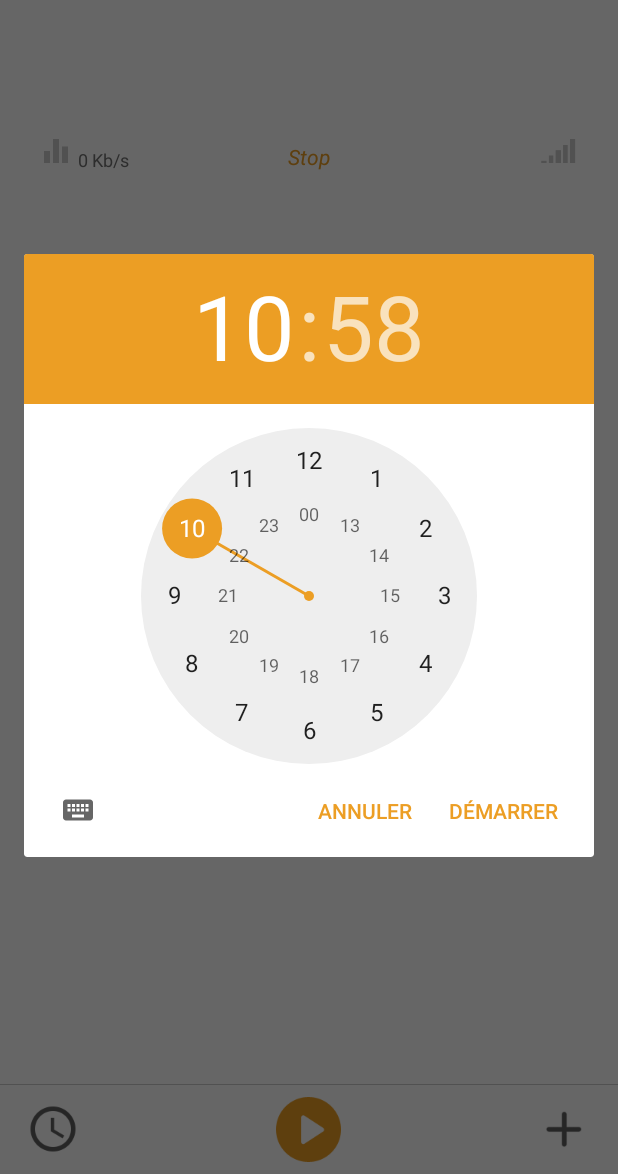
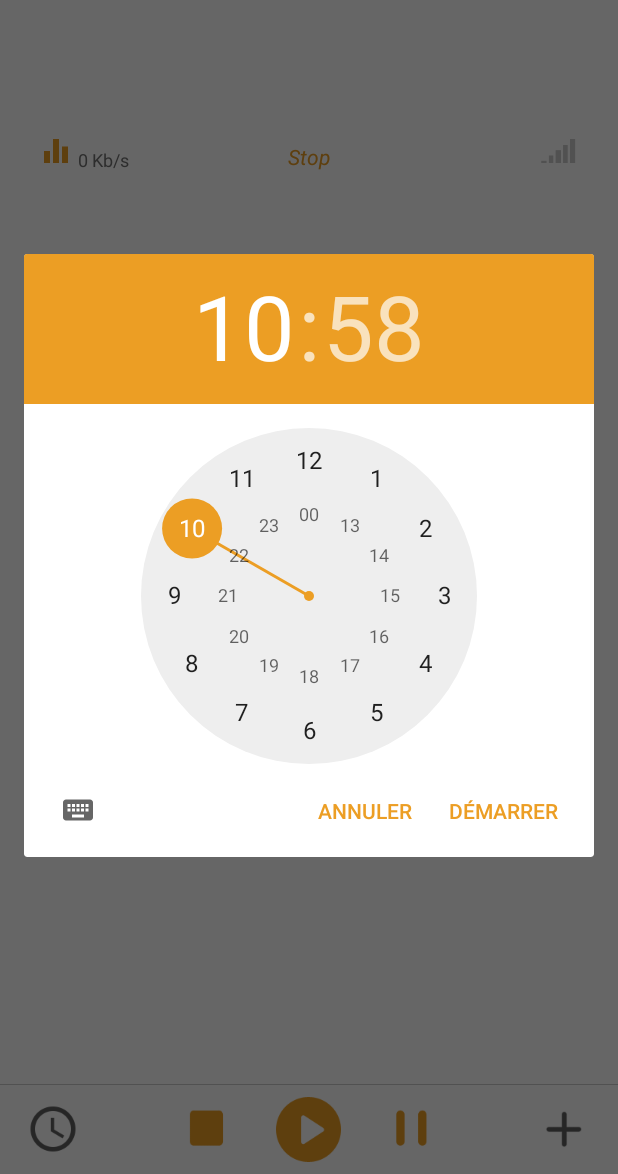
Before and after one commit to Im7an/Radio2, an Android app: the screen it shows after launch (MainActivity), after a tap on an icon or button, on a phone screen of 412 x 824 dp, the part 62-1236 px from its top. Run offline under Robolectric (Android 15) with nearby library versions, the phone set to English and light mode, and no system bars.

Commit message:
add play/pause/stop button, highlight current radio, screenshot

```diff
--- a/app/src/main/java/org/oucho/radio2/MainActivity.java
+++ b/app/src/main/java/org/oucho/radio2/MainActivity.java
@@ -89,6 +89,7 @@ public class MainActivity extends AppCompatActivity
 
     private static final String PLAY = "play";
     private static final String STOP = "stop";
+    private static final String PAUSE = "pause";
     private static final String RESTART = "restart";
 
     private static final String STATE = "org.oucho.radio2.STATE";
@@ -113,7 +114,6 @@ public class MainActivity extends AppCompatActivity
 
     private Etat_player Etat_player_Receiver;
     private boolean isRegistered = false;
-
 
 
    /* **********************************************************************************************
@@ -188,10 +188,11 @@ public class MainActivity extends AppCompatActivity
 
         this.findViewById(R.id.add).setOnClickListener(this);
         this.findViewById(R.id.timer).setOnClickListener(this);
+
+        this.findViewById(R.id.stop).setOnClickListener(this);
         this.findViewById(R.id.play).setOnClickListener(this);
+        this.findViewById(R.id.pause).setOnClickListener(this);
 
-
-        updateListView();
 
         getBitRate();
         volume();
@@ -242,6 +243,16 @@ public class MainActivity extends AppCompatActivity
             isRegistered = true;
         }
 
+
+        if (State.isStopped()) {
+
+            TextView status = (TextView) findViewById(R.id.etat);
+
+            etat_lecture = "Stop";
+            status.setText(etat_lecture);
+        }
+
+
         if (running)
             showTimeEcran();
     }
@@ -285,6 +296,8 @@ public class MainActivity extends AppCompatActivity
 
                 nom_radio = intent.getStringExtra("name");
 
+                updateListView();
+
                 updateNomRadio();
 
                 updatePlayPause();
@@ -324,15 +337,14 @@ public class MainActivity extends AppCompatActivity
     @SuppressWarnings("ConstantConditions")
     private void updatePlayPause() {
         ImageView equalizer = (ImageView) findViewById(R.id.icon_equalizer);
-        ImageView button = (ImageView) findViewById(R.id.play);
 
-        if ("Stop".equals(etat_lecture)) {
+        if (State.isStopped() && State.isWantPlaying()) {
             equalizer.setBackground(getDrawable(R.drawable.ic_equalizer0));
-            button.setImageResource(R.drawable.musicplayer_play);
 
         } else {
+
             equalizer.setBackground(getDrawable(R.drawable.ic_equalizer1));
-            button.setImageResource(R.drawable.musicplayer_pause);
+
         }
     }
 
@@ -417,6 +429,12 @@ public class MainActivity extends AppCompatActivity
         Intent player = new Intent(this, PlayerService.class);
 
         switch (v.getId()) {
+
+            case R.id.stop:
+                player.putExtra("action", STOP);
+                startService(player);
+                break;
+
             case R.id.play:
                 switch (etat_lecture) {
                     case "Stop":
@@ -429,8 +447,20 @@ public class MainActivity extends AppCompatActivity
                         startService(player);
                         break;
 
+                    default:
+                        break;
+                }
+                break;
+
+            case R.id.pause:
+                switch (etat_lecture) {
                     case "Lecture":
-                        player.putExtra("action", STOP);
+                        player.putExtra("action", PAUSE);
+                        startService(player);
+                        break;
+
+                    case "Pause":
+                        player.putExtra("action", RESTART);
                         startService(player);
                         break;
 
@@ -465,9 +495,11 @@ public class MainActivity extends AppCompatActivity
 
     private void updateListView() {
 
+
+
         ArrayList<Object> items = new ArrayList<>();
         items.addAll(Radio.getRadios());
-        radioView.setAdapter(new RadioAdapter(this, items, clickListener));
+        radioView.setAdapter(new RadioAdapter(this, items, nom_radio, clickListener));
     }
 
 
@@ -514,7 +546,6 @@ public class MainActivity extends AppCompatActivity
         player.putExtra("url", url);
         player.putExtra("name", name);
         startService(player);
-
 
     }
 
@@ -875,7 +906,7 @@ public class MainActivity extends AppCompatActivity
     private void showTimeEcran() {
 
         iconTimer = ((ImageButton) findViewById(R.id.timer));
-        iconTimer.setColorFilter(ContextCompat.getColor(context, R.color.colorAccent));
+        iconTimer.setColorFilter(ContextCompat.getColor(context, R.color.vert));
 
         timeAfficheur0 = ((ImageView) findViewById(R.id.icon_time));
         timeAfficheur1 = ((TextView) findViewById(R.id.time_ecran));
--- a/app/src/main/java/org/oucho/radio2/PlayerService.java
+++ b/app/src/main/java/org/oucho/radio2/PlayerService.java
@@ -104,6 +104,10 @@ public class PlayerService extends Service
       connectivity = new Connectivity(context,this);
 
    }
+
+    public static String getName() {
+        return name;
+    }
 
    public void onDestroy() {
 
--- a/app/src/main/java/org/oucho/radio2/itf/RadioAdapter.java
+++ b/app/src/main/java/org/oucho/radio2/itf/RadioAdapter.java
@@ -37,12 +37,16 @@ public class RadioAdapter extends RecyclerView.Adapter<RecyclerView.ViewHolder>
     private final LayoutInflater inflater;
     private final ListsClickListener clickListener;
 
+    private String nomRadio;
 
-    public RadioAdapter(MainActivity activity, ArrayList<Object> items, ListsClickListener clickListener) {
+
+    public RadioAdapter(MainActivity activity, ArrayList<Object> items, String nomRadio, ListsClickListener clickListener) {
         this.activity = activity;
         this.items = items;
         this.clickListener = clickListener;
         inflater = activity.getLayoutInflater();
+
+        this.nomRadio = nomRadio;
     }
 
 
@@ -58,7 +62,7 @@ public class RadioAdapter extends RecyclerView.Adapter<RecyclerView.ViewHolder>
     public void onBindViewHolder(RecyclerView.ViewHolder holder, int position) {
         Object item = items.get(position);
 
-        ((RadioViewHolder) holder).update((Radio)item);
+        ((RadioViewHolder) holder).update((Radio)item, nomRadio);
 
     }
 
--- a/app/src/main/res/layout/content_main.xml
+++ b/app/src/main/res/layout/content_main.xml
@@ -133,17 +133,41 @@
             tools:ignore="ContentDescription" />
 
         <ImageButton
+            android:id="@+id/stop"
+            android:layout_width="wrap_content"
+            android:layout_height="match_parent"
+            android:layout_toStartOf="@+id/play"
+            android:background="?attr/selectableItemBackgroundBorderless"
+            android:scaleType="center"
+            android:src="@drawable/icon_stop"
+            android:tint="@color/colorAccent"
+            android:layout_centerHorizontal="true"
+            tools:ignore="ContentDescription" />
+
+        <ImageButton
             android:id="@+id/play"
             android:layout_width="wrap_content"
             android:layout_height="match_parent"
-            android:layout_marginEnd="20dp"
-            android:layout_marginStart="12dp"
+            android:layout_marginEnd="25dp"
+            android:layout_marginStart="25dp"
             android:background="?attr/selectableItemBackgroundBorderless"
             android:scaleType="center"
             android:src="@drawable/musicplayer_play"
             android:tint="@color/colorAccent"
             android:layout_centerHorizontal="true"
             tools:ignore="ContentDescription" />
+
+        <ImageView
+            android:id="@+id/pause"
+            android:layout_width="wrap_content"
+            android:layout_height="match_parent"
+            android:layout_toEndOf="@+id/play"
+            android:background="?attr/selectableItemBackgroundBorderless"
+            android:scaleType="center"
+            android:src="@drawable/icon_pause"
+            android:tint="@color/colorAccent"
+            android:layout_centerHorizontal="true"
+            tools:ignore="ContentDescription"/>
 
         <ImageButton
             android:id="@+id/add"
--- a/app/src/main/res/values/colors.xml
+++ b/app/src/main/res/values/colors.xml
@@ -4,6 +4,9 @@
     <color name="colorPrimary">#00000000</color>
     <color name="colorPrimaryDark">#333638</color>
     <color name="colorAccent">#ec9e24</color>
+
+
+    <color name="vert">#388e3c</color>
 
 
     <color name="controls_bg_dark">#ff212121</color>
```
Also changed, not shown: app/src/main/java/org/oucho/radio2/itf/RadioViewHolder.java (+12 -1 lines), app/src/main/res/drawable-xhdpi/icon_pause.png (added), app/src/main/res/drawable-xhdpi/icon_play.png (added), app/src/main/res/drawable-xhdpi/icon_stop.png (added), 4 other files.
